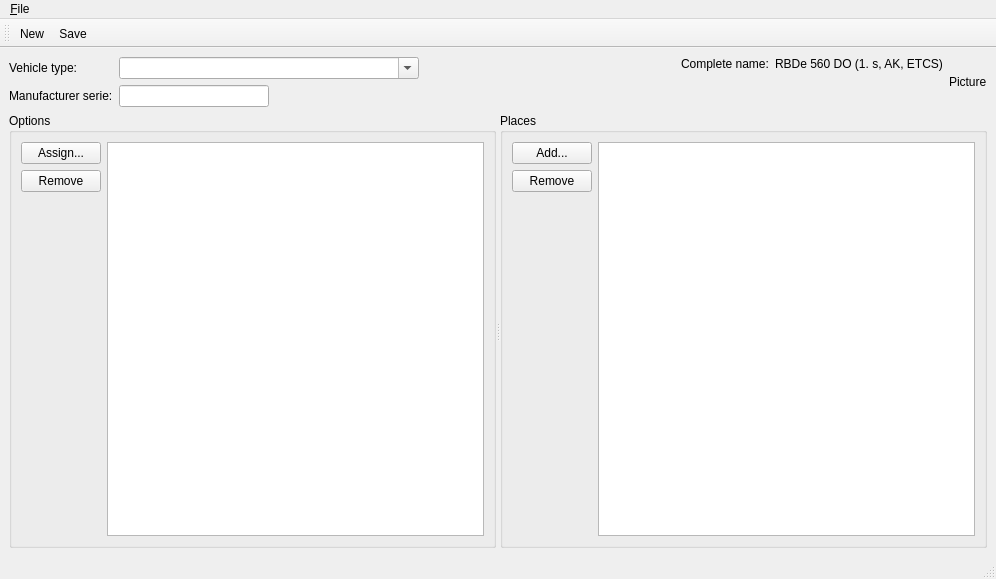
Old version of the form libs/Railway_Widgets/src/Mdt/Railway/VehicleTypeEditionWindow.ui in the repository scandyna/multidiagtools.
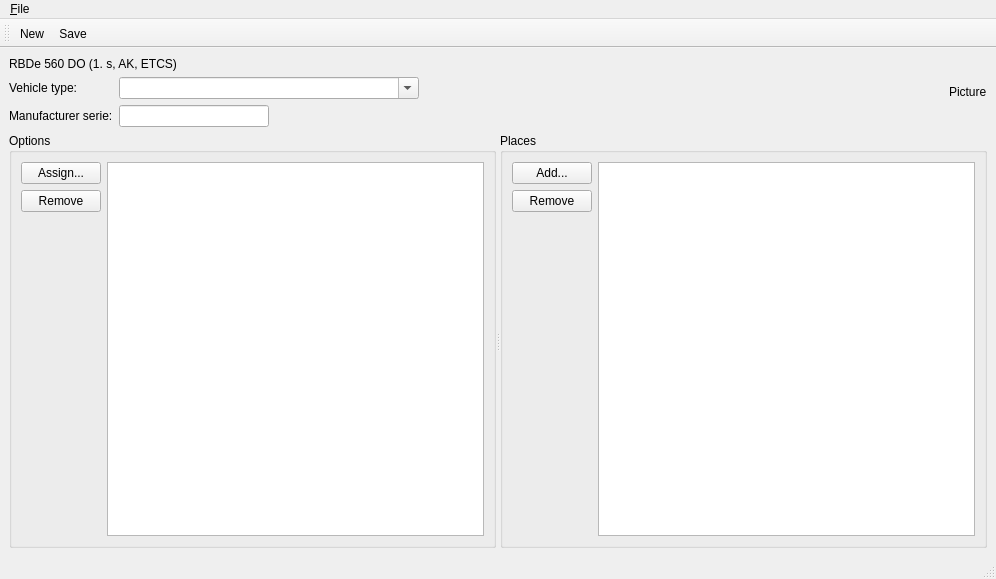
New version of the form. Icons and pictures are not drawn.

The edit to the form file:
```diff
--- a/libs/Railway_Widgets/src/Mdt/Railway/VehicleTypeEditionWindow.ui
+++ b/libs/Railway_Widgets/src/Mdt/Railway/VehicleTypeEditionWindow.ui
@@ -14,10 +14,19 @@
    <string>Vehicle type edition</string>
   </property>
   <widget class="QWidget" name="centralwidget">
-   <layout class="QVBoxLayout" name="verticalLayout_3">
+   <layout class="QVBoxLayout" name="verticalLayout_4">
     <item>
      <layout class="QHBoxLayout" name="horizontalLayout">
       <item>
+       <layout class="QVBoxLayout" name="verticalLayout_3">
+        <item>
+         <widget class="QLabel" name="label_4">
+          <property name="text">
+           <string>RBDe 560 DO (1. s, AK, ETCS)</string>
+          </property>
+         </widget>
+        </item>
+        <item>
        <layout class="QFormLayout" name="formLayout">
         <item row="0" column="0">
          <widget class="QLabel" name="lbVehicleType">
@@ -73,22 +82,6 @@
         </item>
        </layout>
       </item>
-      <item>
-       <layout class="QFormLayout" name="formLayout_2">
-        <item row="0" column="0">
-         <widget class="QLabel" name="label_3">
-          <property name="text">
-           <string>Complete name:</string>
-          </property>
-         </widget>
-        </item>
-        <item row="0" column="1">
-         <widget class="QLabel" name="label_4">
-          <property name="text">
-           <string>RBDe 560 DO (1. s, AK, ETCS)</string>
-          </property>
-         </widget>
-        </item>
        </layout>
       </item>
       <item>
```
Left out of the diff: 2 changed lines with no effect on the pictures. Lines whose indentation alone changed are shown as unchanged.
